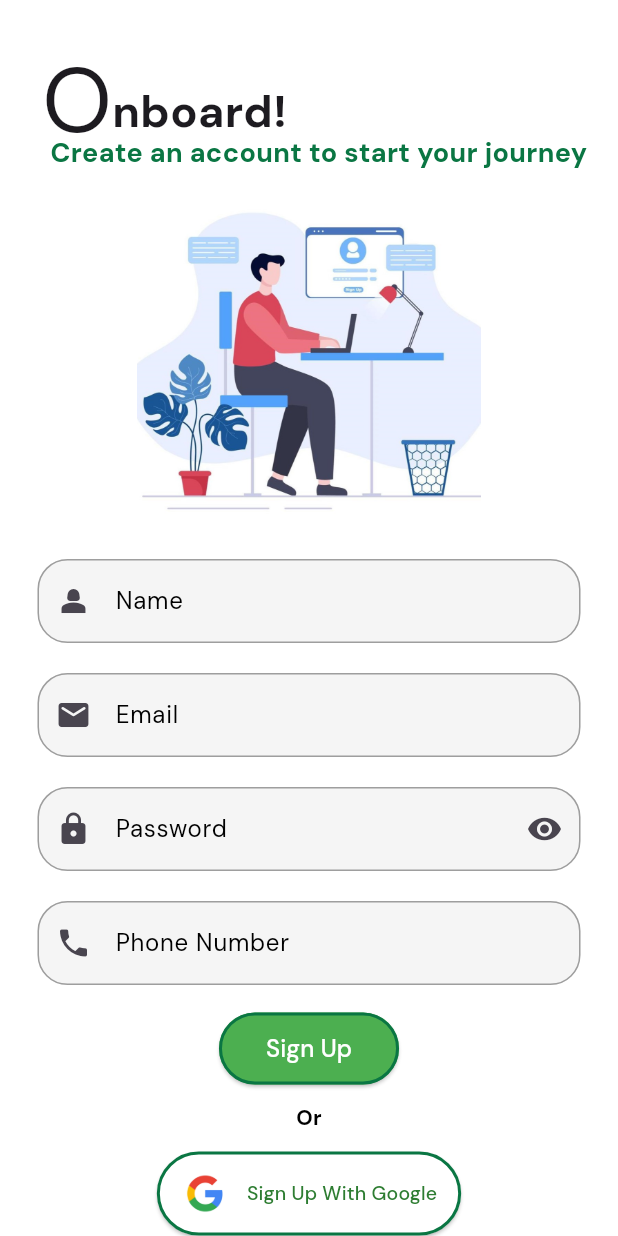
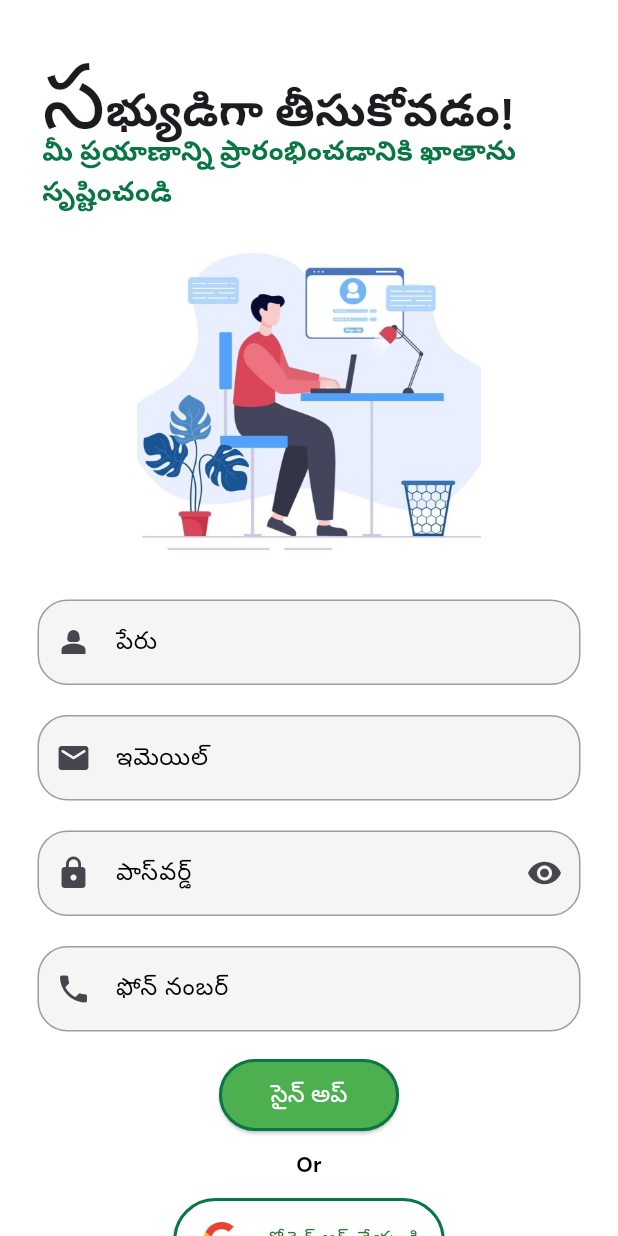
Before and after one commit to GauSampada/App-GauSampada, a Flutter app: the SignupScreen screen opened directly, on a phone screen of 412 x 824 dp. Run offline on Flutter 3.47's test engine with Material 3 defaults, Android fonts, the phone set to English and light mode, and no system bars; our stand-ins replace card_swiper, cloud_firestore, delightful_toast, dio, firebase_auth, firebase_core and 9 more; missing offline and left inert: direct_caller_sim_choice, formatted_text; accounts and stored records are empty; generated files the repository leaves out were written again; network calls fail; project files that could hold a hidden picture were left out.

Commit message:
Localization Upto Breeds

```diff
--- a/lib/backend/auth/auth_methods.dart
+++ b/lib/backend/auth/auth_methods.dart
@@ -2,6 +2,7 @@ import 'package:cloud_firestore/cloud_firestore.dart';
 import 'package:firebase_auth/firebase_auth.dart';
 import 'package:google_sign_in/google_sign_in.dart';
 import 'package:gausampada/backend/models/user_model.dart';
+import 'package:flutter_gen/gen_l10n/app_localizations.dart';
 
 class AuthService {
   final FirebaseAuth auth = FirebaseAuth.instance;
--- a/lib/backend/providers/locale_provider.dart
+++ b/lib/backend/providers/locale_provider.dart
@@ -7,7 +7,7 @@ class LocaleProvider extends ChangeNotifier {
   Locale? _locale;
 
   Locale get locale =>
-      _locale ?? Locale(prefs.getString(LocalPrefKeys.localeLanguage) ?? 'en');
+      _locale ?? Locale(prefs.getString(LocalPrefKeys.localeLanguage) ?? 'te');
 
   void setLocale(Locale locale) {
     if (!L10n.all.contains(locale)) return;
--- a/lib/const/image_picker_.dart
+++ b/lib/const/image_picker_.dart
@@ -1,5 +1,6 @@
 import 'package:flutter/material.dart';
 import 'package:image_picker/image_picker.dart';
+import 'package:flutter_gen/gen_l10n/app_localizations.dart';
 
 class ImagePickerService extends ChangeNotifier {
   final ImagePicker _picker = ImagePicker();
@@ -25,7 +26,9 @@ class ImagePickerService extends ChangeNotifier {
       }
     } catch (e) {
       ScaffoldMessenger.of(context).showSnackBar(
-        SnackBar(content: Text("Error picking image: $e")),
+        SnackBar(
+            content:
+                Text("${AppLocalizations.of(context)!.errorPickingImage}: $e")),
       );
     }
   }
--- a/lib/l10n/app_en.arb
+++ b/lib/l10n/app_en.arb
@@ -14,6 +14,7 @@
     }
   },
 
+  "onboard": "Onboard!",
 
   "onboardingScreen1Title": "Welcome to GauSampada!",
   "@onboardingScreen1Title": {
--- a/lib/l10n/app_te.arb
+++ b/lib/l10n/app_te.arb
@@ -112,7 +112,7 @@
   "@signupButton": {
     "description": "Button text for sign up"
   },
-  "signupGoogleButton": "   తో సైన్ అప్ చేయండి",
+  "signupGoogleButton": "తో సైన్ అప్ చేయండి",
   "@signupGoogleButton": {
     "description": "Button text for sign up with Google"
   },
@@ -153,7 +153,7 @@
   "@accessYourAccount": {
     "description": "Subtitle for login screen"
   },
-  "loginWithGoogle": "    తో లాగిన్ అవ్వండి",
+  "loginWithGoogle": "తో లాగిన్ అవ్వండి",
   "@loginWithGoogle": {
     "description": "Button text for login with Google"
   },
@@ -478,5 +478,7 @@
   "local_names": "స్థానిక పేర్లు",
   "description": "వివరణ",
   "interested_in": "రుచి ఉంది",
-  "contact_seller": "అమ్మకందారును సంప్రదించండి"
+  "contact_seller": "అమ్మకందారును సంప్రదించండి",
+
+  "onboard": "సభ్యుడిగా తీసుకోవడం!"
 }
--- a/lib/screens/auth/forgot_password.dart
+++ b/lib/screens/auth/forgot_password.dart
@@ -76,11 +76,11 @@ class _ForgotPasswordState extends State<ForgotPassword> {
                 const SizedBox(
                   height: 40,
                 ),
-                const Text(
+                Text(
                   textAlign: TextAlign.center,
-                  'Receive an Email to\nReset Your Password',
+                  AppLocalizations.of(context)!.receiveEmailToResetPassword,
                   maxLines: 2,
-                  style: TextStyle(
+                  style: const TextStyle(
                       fontSize: 24,
                       fontWeight: FontWeight.bold,
                       color: themeColor),
@@ -108,7 +108,7 @@ class _ForgotPasswordState extends State<ForgotPassword> {
                 ),
                 LoginSignupButtons(
                   onTap: () => resetPassword(),
-                  label: 'Reset Password',
+                  label: AppLocalizations.of(context)!.resetPassword,
                   backgroundColor: Colors.blue,
                   isLoading: isLoading,
                 ),
--- a/lib/screens/auth/signup.dart
+++ b/lib/screens/auth/signup.dart
@@ -153,17 +153,19 @@ class SignupScreenState extends State<SignupScreen> {
                           crossAxisAlignment: CrossAxisAlignment.baseline,
                           textBaseline: TextBaseline.alphabetic,
                           children: [
-                            const Text(
-                              "O",
-                              style: TextStyle(
+                            Text(
+                              AppLocalizations.of(context)!.onboard[0],
+                              style: const TextStyle(
                                 fontSize: 60.0,
                               ),
                             ),
                             Transform.translate(
                               offset: const Offset(0, -4),
-                              child: const Text(
-                                "nboard!",
-                                style: TextStyle(
+                              child: Text(
+                                AppLocalizations.of(context)!
+                                    .onboard
+                                    .substring(1),
+                                style: const TextStyle(
                                     fontSize: 30.0,
                                     fontWeight: FontWeight.bold),
                               ),
@@ -285,7 +287,7 @@ class SignupScreenState extends State<SignupScreen> {
                     },
                     child: Text(
                       AppLocalizations.of(context)!.signupAlreadyHaveAccount,
-                      style: TextStyle(color: Colors.red, fontSize: 15),
+                      style: const TextStyle(color: Colors.red, fontSize: 15),
                     ),
                   ),
                   SizedBox(
--- a/untranslated.txt
+++ b/untranslated.txt
@@ -2,6 +2,7 @@
   "hi": [
     "title",
     "userName",
+    "onboard",
     "onboardingScreen1Title",
     "onboardingScreen2Title",
     "onboardingScreen3Title",
```
